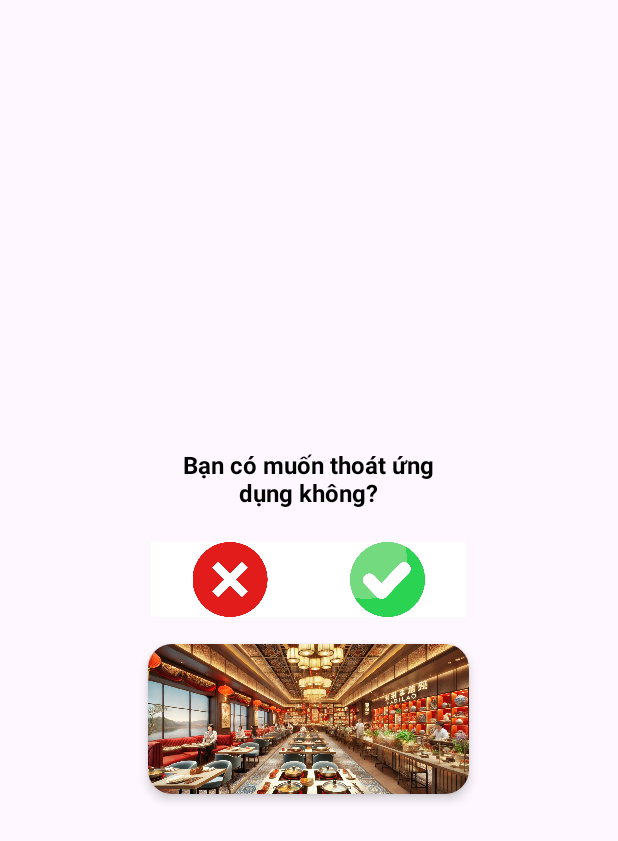
After one commit to 20222052/DACN, an Android app: the layout dialog_dangxuat.xml on its own in the app's theme, with its tools: preview values and no code run, on a phone screen of 412 x 824 dp. The commit adds this screen. Shown: the top 841 px of the screen. Run offline under Robolectric (Android 15) with nearby library versions, the phone set to English and light mode, and no system bars.

Commit message:
QL Table

```diff
--- a/app/src/main/AndroidManifest.xml
+++ b/app/src/main/AndroidManifest.xml
@@ -17,7 +17,7 @@
         android:theme="@style/Theme.DACN"
         tools:targetApi="tiramisu">
         <activity
-            android:name=".View.TableActivity"
+            android:name=".View.MainActivity"
             android:exported="false" />
         <activity
             android:name=".View.Staff"
@@ -26,10 +26,10 @@
             android:name=".View.KhachHangActivity"
             android:exported="false" />
         <activity
-            android:name=".View.Admin_Activity"
+            android:name=".View.TableActivity"
             android:exported="false" />
         <activity
-            android:name=".View.MainActivity"
+            android:name=".View.Admin_Activity"
             android:exported="true">
             <intent-filter>
                 <action android:name="android.intent.action.MAIN" />
--- a/app/src/main/java/com/example/dacn/Controller/OrderController.java
+++ b/app/src/main/java/com/example/dacn/Controller/OrderController.java
@@ -62,7 +62,7 @@ public class OrderController {
     }
 
     private void updateTableStatus(int tableId) {
-        database.child("Table").child(String.valueOf(tableId)).child("status").setValue(false);
+        database.child("Table").child(String.valueOf(tableId)).child("status").setValue(true);
     }
 
     // Tính tổng tiền từ giỏ hàng
--- /dev/null
+++ b/app/src/main/res/layout/dialog_dangxuat.xml
@@ -0,0 +1,64 @@
+<?xml version="1.0" encoding="utf-8"?>
+<LinearLayout xmlns:android="http://schemas.android.com/apk/res/android"
+    xmlns:app="http://schemas.android.com/apk/res-auto"
+    android:layout_width="230dp"
+    android:layout_height="wrap_content"
+    android:orientation="vertical"
+    android:layout_gravity="center"
+    android:layout_margin="16dp">
+    <TextView
+        android:layout_width="match_parent"
+        android:layout_height="wrap_content"
+        android:padding="12dp"
+        android:textColor="@color/black"
+        android:textSize="16sp"
+        android:gravity="center"
+        android:textStyle="bold"
+        android:text="Bạn có muốn thoát ứng dụng không?"/>
+
+    <LinearLayout
+        android:layout_width="match_parent"
+        android:layout_height="wrap_content"
+        android:layout_margin="10dp"
+        android:orientation="horizontal">
+        <ImageButton
+            android:id="@+id/btn_no"
+            android:layout_width="match_parent"
+            android:background="@color/white"
+            android:layout_height="50dp"
+            android:layout_weight="1"
+            android:textSize="14sp"
+            android:src="@drawable/img_btn_cancel"
+            android:scaleType="fitCenter"
+            android:contentDescription="No button"
+            android:text="No, Thank You"/>
+        <ImageButton
+            android:id="@+id/btn_yes"
+            android:layout_width="match_parent"
+            android:background="@color/white"
+            android:layout_height="50dp"
+            android:textSize="14sp"
+            android:src="@drawable/img_btn_success"
+            android:scaleType="fitCenter"
+            android:layout_weight="1"
+            android:contentDescription="Yes button"
+            android:text="Send"/>
+    </LinearLayout>
+
+    <androidx.cardview.widget.CardView
+        android:layout_width="match_parent"
+        android:layout_height="wrap_content"
+        app:cardCornerRadius="16dp"
+        app:cardElevation="4dp"
+        android:layout_margin="8dp">
+
+        <ImageView
+            android:layout_width="match_parent"
+            android:layout_height="100dp"
+            android:scaleType="centerCrop"
+            android:src="@drawable/hadilao" />
+    </androidx.cardview.widget.CardView>
+
+
+
+</LinearLayout>
--- a/app/src/main/res/layout/item_table.xml
+++ b/app/src/main/res/layout/item_table.xml
@@ -6,6 +6,7 @@
     <LinearLayout
         android:layout_width="match_parent"
         android:layout_height="wrap_content"
+        android:layout_margin="10dp"
         android:orientation="horizontal">
         <!-- CardView chứa hình ảnh -->
         <androidx.cardview.widget.CardView
```
Also changed, not shown: app/src/main/java/com/example/dacn/View/Admin_Activity.java (+30 -1 lines), app/src/main/java/com/example/dacn/View/HoadonFragment.java (+9 -0 lines), app/src/main/java/com/example/dacn/View/QL_Table_Fragment.java (+17 -27 lines), app/src/main/java/com/example/dacn/View/TableActivity.java (+10 -0 lines), app/src/main/res/layout-land/activity_admin.xml (+11 -0 lines), app/src/main/res/layout/activity_table.xml (+19 -3 lines), app/src/main/res/drawable/hadilao.webp (added), app/src/main/res/drawable/ic_back_staff.png (added), app/src/main/res/drawable/img_btn_cancel.png (added), app/src/main/res/drawable/img_btn_success.png (added).
